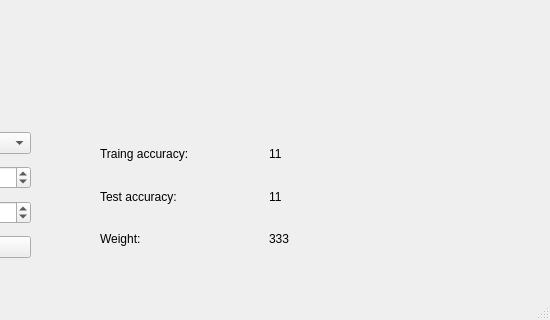
Above: mainwindow.ui from Cobra30621/NeuralNetworkHw before the change; both pictures show x 250 to 800 and y 184 to 504 of the 800 by 504 pixel window. Below: the same form after it.
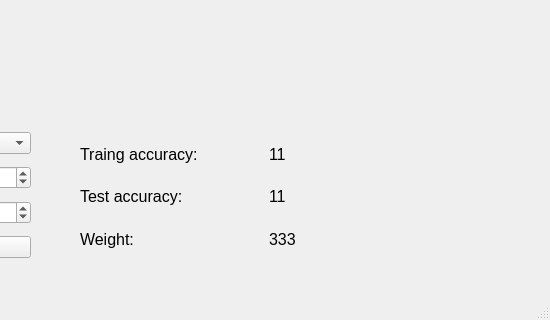
That is the form after the change. Custom widgets are drawn as their Qt base class.

Commit message: feat: add matplotlib in UI fix: some bug

Diff of the .ui file:
```diff
--- a/mainwindow.ui
+++ b/mainwindow.ui
@@ -105,9 +105,9 @@
    <widget class="QWidget" name="verticalLayoutWidget_2">
     <property name="geometry">
      <rect>
-      <x>350</x>
+      <x>330</x>
       <y>320</y>
-      <width>331</width>
+      <width>371</width>
       <height>121</height>
      </rect>
     </property>
@@ -116,6 +116,11 @@
       <layout class="QHBoxLayout" name="horizontalLayout_3">
        <item>
         <widget class="QLabel" name="trainAccuracy_label_2">
+         <property name="font">
+          <font>
+           <pointsize>12</pointsize>
+          </font>
+         </property>
          <property name="text">
           <string>Traing accuracy:</string>
          </property>
@@ -123,6 +128,11 @@
        </item>
        <item>
         <widget class="QLabel" name="trainAccuracy_label">
+         <property name="font">
+          <font>
+           <pointsize>12</pointsize>
+          </font>
+         </property>
          <property name="text">
           <string>11</string>
          </property>
@@ -134,6 +144,11 @@
       <layout class="QHBoxLayout" name="horizontalLayout_4">
        <item>
         <widget class="QLabel" name="trainAccuracy_label_3">
+         <property name="font">
+          <font>
+           <pointsize>12</pointsize>
+          </font>
+         </property>
          <property name="text">
           <string>Test accuracy:</string>
          </property>
@@ -141,6 +156,11 @@
        </item>
        <item>
         <widget class="QLabel" name="testAccuracy_label">
+         <property name="font">
+          <font>
+           <pointsize>12</pointsize>
+          </font>
+         </property>
          <property name="text">
           <string>11</string>
          </property>
@@ -152,6 +172,11 @@
       <layout class="QHBoxLayout" name="horizontalLayout_5">
        <item>
         <widget class="QLabel" name="trainAccuracy_label_5">
+         <property name="font">
+          <font>
+           <pointsize>12</pointsize>
+          </font>
+         </property>
          <property name="text">
           <string>Weight:</string>
          </property>
@@ -159,6 +184,11 @@
        </item>
        <item>
         <widget class="QLabel" name="weight_label">
+         <property name="font">
+          <font>
+           <pointsize>12</pointsize>
+          </font>
+         </property>
          <property name="text">
           <string>333</string>
          </property>
```
Left out of the diff: 12 changed lines with no effect on the pictures. The commit also changes 4 other files.
